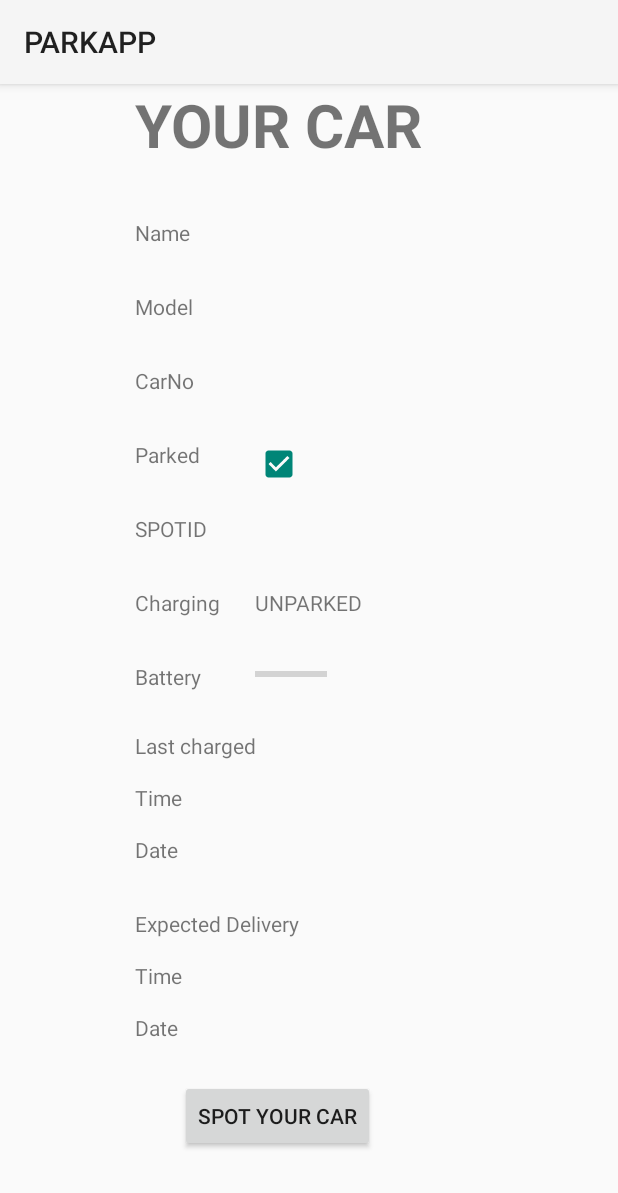
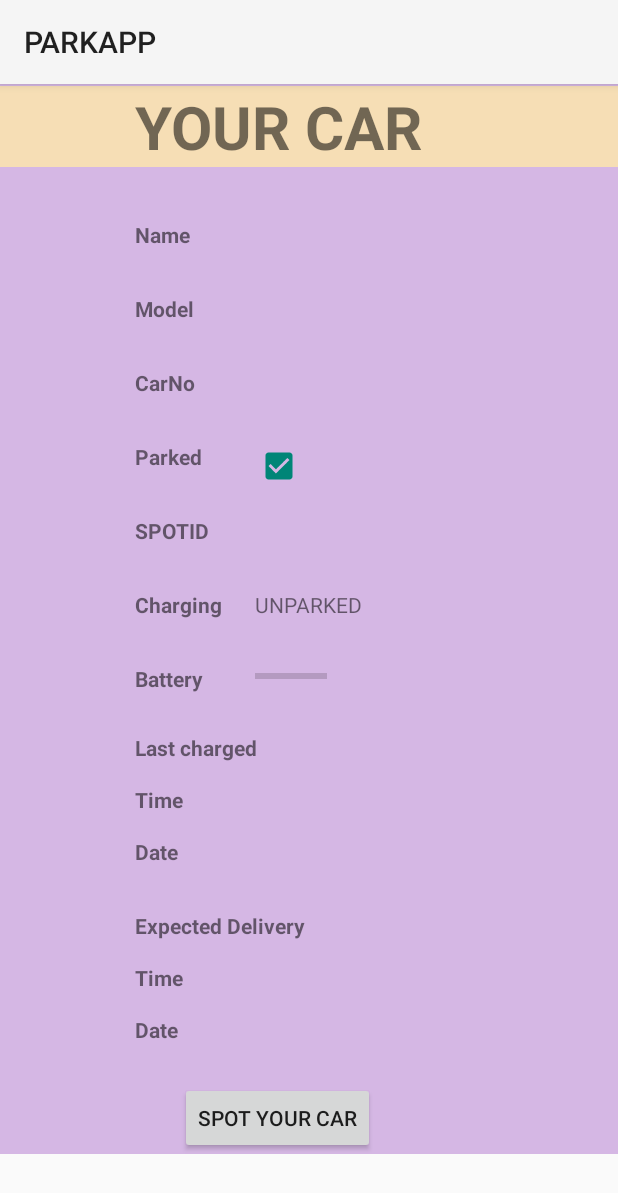
Before and after one commit to ujjaldas132/parkApp, an Android app: the CAR screen opened directly, with no data from a screen before it, on a phone screen of 412 x 824 dp. Shown: the top 1193 px of the screen. Run offline under Robolectric (Android 15) with nearby library versions, the phone set to English and light mode, and no system bars; our stand-ins replace Firebase (no records; nobody signed in at launch, a user with empty details on screens opened directly); 4 statements that could not run were skipped.

Commit message:
design improvement

```diff
--- a/assets/app/src/main/java/com/example/parkapp/CAR.java
+++ b/assets/app/src/main/java/com/example/parkapp/CAR.java
@@ -39,6 +39,7 @@ public class CAR extends AppCompatActivity {
         Boolean chargingStatus = status.equals("c");
         CheckBox charge= (CheckBox) findViewById(R.id.chargingStatus);
         charge.setChecked(chargingStatus);
+        charge.setClickable(false);
 
 
         TextView spotIDValue=(TextView)findViewById(R.id.SPOTIDvalue);
--- a/assets/app/src/main/res/layout/activity_car.xml
+++ b/assets/app/src/main/res/layout/activity_car.xml
@@ -7,12 +7,21 @@
     tools:context=".CAR">
 <ScrollView
     android:layout_width="match_parent"
-    android:layout_height="wrap_content">
+    android:layout_height="wrap_content"
+    android:background="#D5B7E4"
+    android:paddingTop="1dp"
+    >
     <RelativeLayout
         android:layout_width="match_parent"
         android:layout_height="wrap_content">
+
+        <RelativeLayout
+            android:layout_width="match_parent"
+            android:layout_height="wrap_content"
+            android:id="@+id/yourCar"
+            android:background="#F6DEB5">
     <TextView
-        android:id="@+id/yourCar"
+        android:id="@+id/yourCarVAl"
         android:layout_width="wrap_content"
         android:layout_height="wrap_content"
         android:text="YOUR CAR"
@@ -21,6 +30,7 @@
         android:layout_marginLeft="90dp"
 
          />
+        </RelativeLayout>
 
 
 
@@ -31,6 +41,7 @@
         android:layout_width="wrap_content"
         android:layout_height="wrap_content"
         android:text="Name"
+        android:textStyle="bold"
         android:layout_below="@+id/yourCar"
         android:layout_marginTop="35dp"
         android:layout_marginLeft="90dp"
@@ -56,6 +67,7 @@
         android:layout_width="wrap_content"
         android:layout_height="wrap_content"
         android:text="Model"
+        android:textStyle="bold"
         android:layout_below="@+id/nameValue"
         android:layout_marginTop="30dp"
         android:layout_marginLeft="90dp"
@@ -83,6 +95,7 @@
         android:layout_width="wrap_content"
         android:layout_height="wrap_content"
         android:text="CarNo"
+        android:textStyle="bold"
         android:layout_below="@+id/modelValue"
         android:layout_marginTop="30dp"
         android:layout_marginLeft="90dp"
@@ -109,6 +122,7 @@
         android:layout_width="wrap_content"
         android:layout_height="wrap_content"
         android:text="Parked"
+        android:textStyle="bold"
         android:layout_below="@+id/carNoValue"
         android:layout_marginTop="30dp"
         android:layout_marginLeft="90dp"/>
@@ -129,6 +143,7 @@
             android:layout_width="wrap_content"
             android:layout_height="wrap_content"
             android:text="SPOTID"
+            android:textStyle="bold"
             android:layout_below="@+id/charging"
             android:layout_marginTop="30dp"
             android:layout_marginLeft="90dp"/>
@@ -153,6 +168,7 @@
             android:layout_width="wrap_content"
             android:layout_height="wrap_content"
             android:text="Charging"
+            android:textStyle="bold"
             android:layout_below="@+id/SpotID"
             android:layout_marginTop="30dp"
             android:layout_marginLeft="90dp"/>
@@ -179,6 +195,7 @@
         android:layout_width="wrap_content"
         android:layout_height="wrap_content"
         android:text="Battery"
+        android:textStyle="bold"
         android:layout_below="@+id/status"
         android:layout_marginTop="30dp"
         android:layout_marginLeft="90dp"/>
@@ -207,6 +224,7 @@
         android:layout_width="wrap_content"
         android:layout_height="wrap_content"
         android:text="Last charged"
+        android:textStyle="bold"
         android:layout_below="@+id/batteryLevel"
         android:layout_marginTop="30dp"
         android:layout_marginLeft="90dp"/>
@@ -215,6 +233,7 @@
         android:layout_width="wrap_content"
         android:layout_height="wrap_content"
         android:text="Time"
+        android:textStyle="bold"
         android:layout_below="@+id/lastCharged"
         android:layout_marginTop="15dp"
         android:layout_marginLeft="90dp"/>
@@ -233,6 +252,7 @@
         android:layout_width="wrap_content"
         android:layout_height="wrap_content"
         android:text="Date"
+        android:textStyle="bold"
         android:layout_below="@+id/parkedTime"
         android:layout_marginTop="15dp"
         android:layout_marginLeft="90dp"/>
@@ -256,6 +276,7 @@
         android:layout_width="wrap_content"
         android:layout_height="wrap_content"
         android:text="Expected Delivery"
+        android:textStyle="bold"
         android:layout_below="@+id/parkedDateValue"
         android:layout_marginTop="30dp"
         android:layout_marginLeft="90dp"/>
@@ -264,6 +285,7 @@
         android:layout_width="wrap_content"
         android:layout_height="wrap_content"
         android:text="Time"
+        android:textStyle="bold"
         android:layout_below="@+id/expectedDelivery"
         android:layout_marginTop="15dp"
         android:layout_marginLeft="90dp"/>
@@ -280,6 +302,7 @@
         android:layout_width="wrap_content"
         android:layout_height="wrap_content"
         android:text="Date"
+        android:textStyle="bold"
         android:layout_below="@+id/DeliveryTime"
         android:layout_marginTop="15dp"
         android:layout_marginLeft="90dp"/>
```
Also changed, not shown: assets/app/src/main/java/com/example/parkapp/FIND.java (+7 -2 lines), assets/app/src/main/res/layout/activity_book.xml (+9 -4 lines), assets/app/src/main/res/layout/activity_find.xml (+13 -6 lines).
